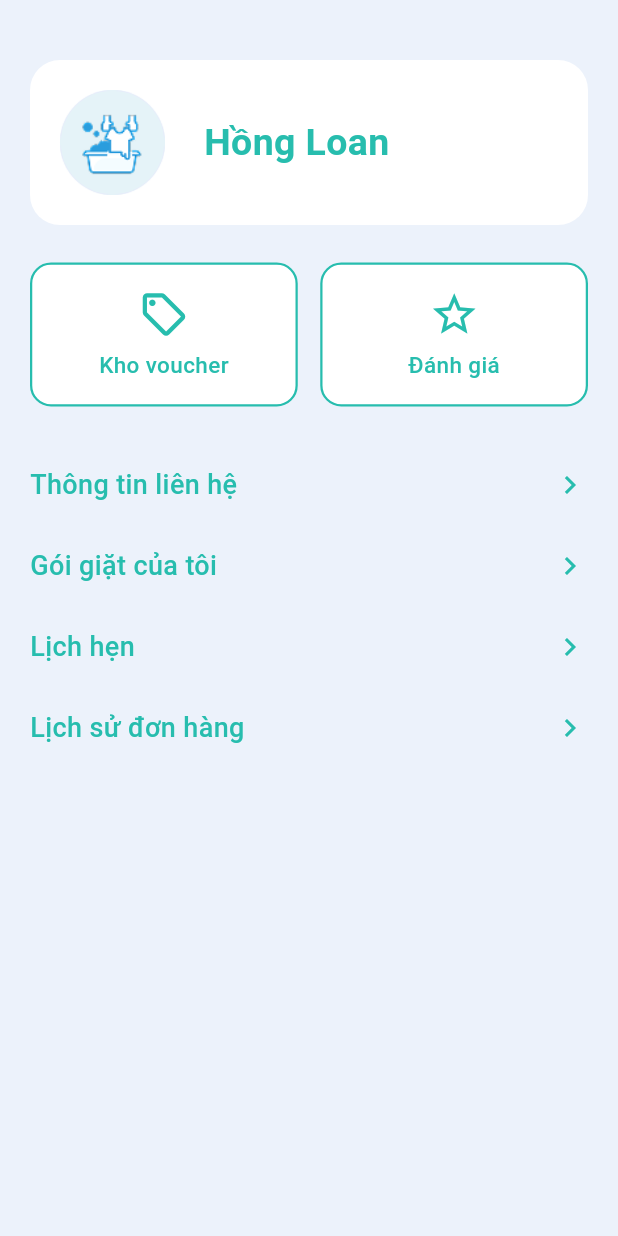
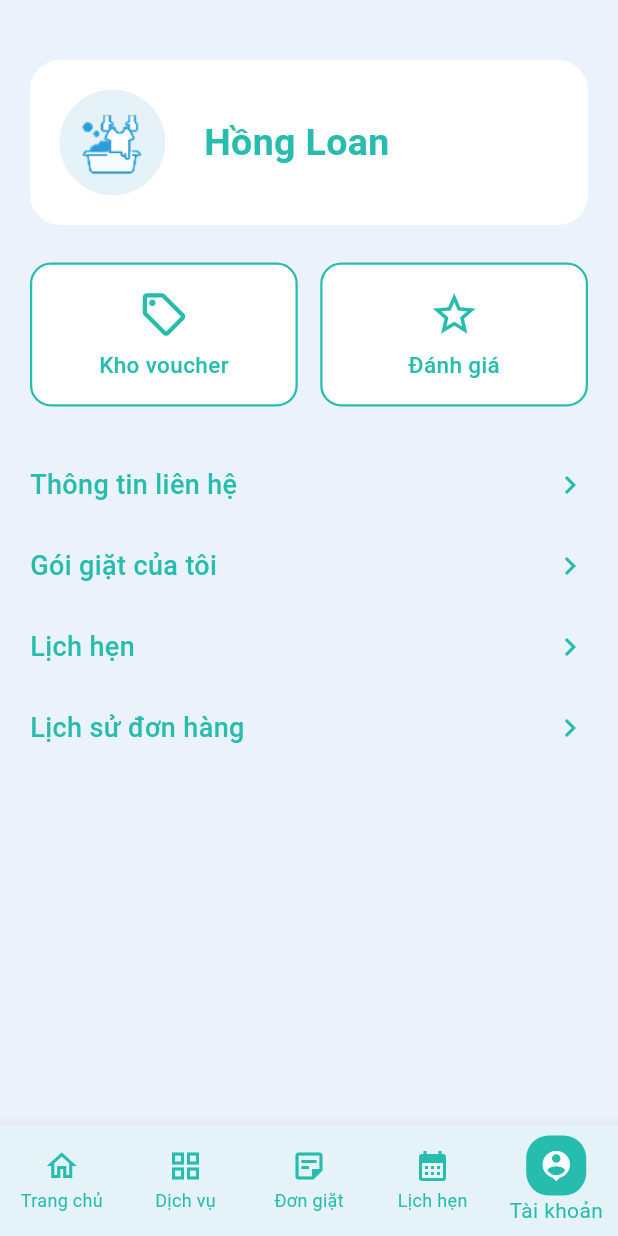
Before and after one commit to NguyenHongLoan125/laundry, a Flutter app: the ProfileScreen screen opened by its route, on a phone screen of 412 x 824 dp. Run offline on Flutter 3.47's test engine with Material 3 defaults, Android fonts, the phone set to English and light mode, and no system bars; our stand-ins replace carousel_slider, dartz, dio, flutter_dotenv, flutter_map, flutter_typeahead and 5 more; accounts and stored records are empty.

Commit message:
change navigation

```diff
--- a/laundry_app/lib/src/presentation/pages/home_pages/appointment_home.dart
+++ b/laundry_app/lib/src/presentation/pages/home_pages/appointment_home.dart
@@ -11,7 +11,7 @@ class AppointmentHome extends StatelessWidget {
   Widget build(BuildContext context) {
     final size = MediaQuery.of(context).size;
 
-    final appointmentHeight = size.height*0.2;
+    final appointmentHeight = size.height*0.23;
 
     return Padding(
       padding: EdgeInsets.all(8),
@@ -25,7 +25,7 @@ class AppointmentHome extends StatelessWidget {
                 style: TextStyle(
                   fontWeight: FontWeight.bold,
                   color: AppColors.text,
-                  fontSize: size.width*0.06,
+                  fontSize: size.width*0.05,
                 ),
               ),
 
--- a/laundry_app/lib/src/presentation/pages/home_pages/type_of_clothes.dart
+++ b/laundry_app/lib/src/presentation/pages/home_pages/type_of_clothes.dart
@@ -34,7 +34,7 @@ class TypeOfClothes extends StatelessWidget {
                 style: TextStyle(
                   fontWeight: FontWeight.bold,
                   color: AppColors.text,
-                  fontSize: 20,
+                  fontSize: size.width*0.05,
                 ),
               ),
             ],
--- a/laundry_app/lib/src/presentation/pages/home_pages/types_of_service.dart
+++ b/laundry_app/lib/src/presentation/pages/home_pages/types_of_service.dart
@@ -16,11 +16,11 @@ class TypesOfService extends StatelessWidget {
   Widget build(BuildContext context) {
     final size = MediaQuery.of(context).size;
 
-    final cardHeight = size.height * 0.22;
+    final cardHeight = size.height * 0.25;
     final cardWidth = size.width * 0.42;
     final iconSize = size.width * 0.18;
     final spacingTop = size.height * 0.015;
-    final titleFont = size.width * 0.06;
+    final titleFont = size.width * 0.05;
     final itemFont = size.width * 0.048;
     final avatarLetterFont = size.width * 0.09;
 
--- a/laundry_app/lib/src/presentation/screens/profile_screen.dart
+++ b/laundry_app/lib/src/presentation/screens/profile_screen.dart
@@ -4,9 +4,18 @@ import 'package:laundry_app/src/presentation/widgets/profile_header.dart';
 import 'package:laundry_app/src/presentation/widgets/profile_menu_item.dart';
 import 'package:laundry_app/src/router/app_routes.dart';
 
-class ProfileScreen extends StatelessWidget {
+import '../../core/constants/app_colors.dart';
+import '../../router/route_names.dart';
+
+class ProfileScreen extends StatefulWidget {
   const ProfileScreen({super.key});
 
+  @override
+  State<ProfileScreen> createState() => _ProfileScreenState();
+}
+
+class _ProfileScreenState extends State<ProfileScreen> {
+  int _currentIndex =4;
   @override
   Widget build(BuildContext context) {
     return Scaffold(
@@ -72,6 +81,70 @@ class ProfileScreen extends StatelessWidget {
           ),
         ),
       ),
+
+      bottomNavigationBar: BottomNavigationBar(
+          currentIndex: _currentIndex,
+          onTap: (index) {
+            setState(() {
+              _currentIndex = index;
+            });
+            String routeName;
+            switch (index){
+              case 0:
+                routeName = RouteNames.home;
+                break;
+              case 1:
+                routeName = RouteNames.service;
+                break;
+              case 2:
+                routeName = RouteNames.laundryOrder;
+                break;
+              case 3:
+                routeName = RouteNames.profile;
+                break;
+              case 4:
+                routeName = RouteNames.profile;
+                break;
+              default:
+                routeName = RouteNames.home;
+            }
+            if (ModalRoute.of(context)?.settings.name != routeName) {
+              Navigator.pushReplacementNamed(context, routeName);
+            }
+          },
+          type: BottomNavigationBarType.fixed,
+          selectedItemColor: AppColors.text,
+          unselectedItemColor: AppColors.text,
+          backgroundColor: AppColors.backgroundAppBar,
+
+
+          items: [
+            _buildNavItem(Icons.home_outlined, "Trang chủ", 0),
+            _buildNavItem(Icons.grid_view, "Dịch vụ", 1),
+            _buildNavItem(Icons.sticky_note_2_outlined, "Đơn giặt", 2),
+            _buildNavItem(Icons.calendar_month_sharp, "Lịch hẹn", 3),
+            _buildNavItem(Icons.person_pin, "Tài khoản", 4),
+
+          ]
+      ),
+    );
+  }
+
+  BottomNavigationBarItem _buildNavItem (IconData icon, String label, int index){
+    bool isSelected = _currentIndex == index;
+
+    return BottomNavigationBarItem(
+      label: label,
+      icon: isSelected
+          ? Container(
+        padding: const EdgeInsets.all(8),
+        decoration: BoxDecoration(
+          color: AppColors.primary,
+          borderRadius: BorderRadius.circular(15),
+        ),
+        child: Icon(icon, color: Colors.white),
+      )
+          : Icon(icon, color: AppColors.text),
     );
   }
 }
```
Also changed, not shown: laundry_app/lib/src/presentation/pages/home_pages/recent_orders.dart (+4 -4 lines), laundry_app/lib/src/presentation/pages/home_pages/washing_package.dart (+4 -4 lines), laundry_app/lib/src/presentation/pages/laundry_order_page.dart (+11 -1 lines), laundry_app/lib/src/presentation/screens/service_screen.dart (+66 -0 lines), laundry_app/lib/src/presentation/pages/contact_info_page.dart (indentation only), laundry_app/pubspec.lock. Lines whose indentation alone changed are shown as unchanged.
